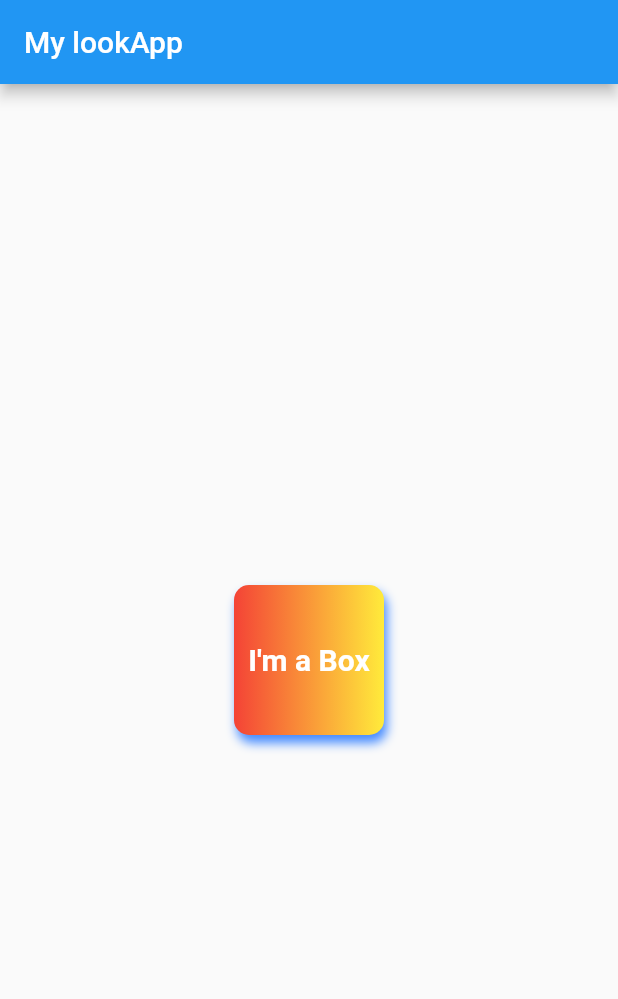
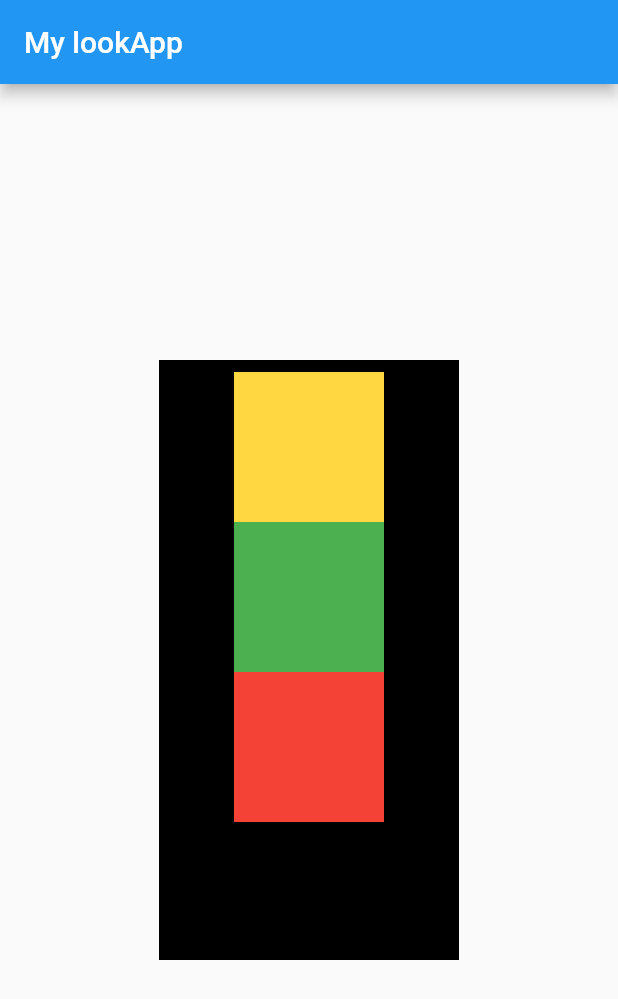
Before and after one commit to surajmgr/Flutter_Practice_firstApp, a Flutter app: the screen it shows after launch, on a phone screen of 412 x 824 dp. Shown: the top 999 px of the screen. Run offline on Flutter 3.47's test engine with Material 2 defaults, Android fonts, the phone set to English and light mode, and no system bars.

Commit message:
ch3 completedh

```diff
--- a/lib/main.dart
+++ b/lib/main.dart
@@ -16,33 +16,43 @@ class HomePage extends StatelessWidget {
       appBar: AppBar(
         title: const Text("My lookApp"),
       ),
-      body: Center(
+      body: Padding(
+        padding: const EdgeInsets.all(8.0),
+        child: Align(
+          alignment: Alignment.center,
           child: Container(
+            color: Colors.black,
+            width: 200,
+            height: 400,
+            child: Padding(
+              padding: const EdgeInsets.all(8.0),
+              child: Column(
+                mainAxisAlignment: MainAxisAlignment.start,
+                crossAxisAlignment: CrossAxisAlignment.center,
+                children: <Widget>[
+                  Container(
                     padding: const EdgeInsets.all(8),
                     alignment: Alignment.center,
                     width: 100,
                     height: 100,
-          decoration: BoxDecoration(
-            borderRadius: BorderRadius.circular(10),
-            boxShadow: const [
-              BoxShadow(
-                color: Colors.blueAccent,
-                blurRadius: 5,
-                offset: Offset(2.0, 5.0),
+                    color: Colors.amberAccent,
+                  ),
+                  Container(
+                    padding: const EdgeInsets.all(8),
+                    alignment: Alignment.center,
+                    width: 100,
+                    height: 100,
+                    color: Colors.green,
+                  ),
+                  Container(
+                    padding: const EdgeInsets.all(8),
+                    alignment: Alignment.center,
+                    width: 100,
+                    height: 100,
+                    color: Colors.red,
                   ),
                 ],
-            color: Colors.amberAccent,
-            gradient: const LinearGradient(
-              colors: [Colors.red, Colors.yellow],
               ),
-          ),
-          child: const Text(
-            "I'm a Box",
-            textAlign: TextAlign.center,
-            style: TextStyle(
-              color: Colors.white,
-              fontWeight: FontWeight.bold,
-              fontSize: 20,
             ),
           ),
         ),
```
Lines whose indentation alone changed are shown as unchanged.
